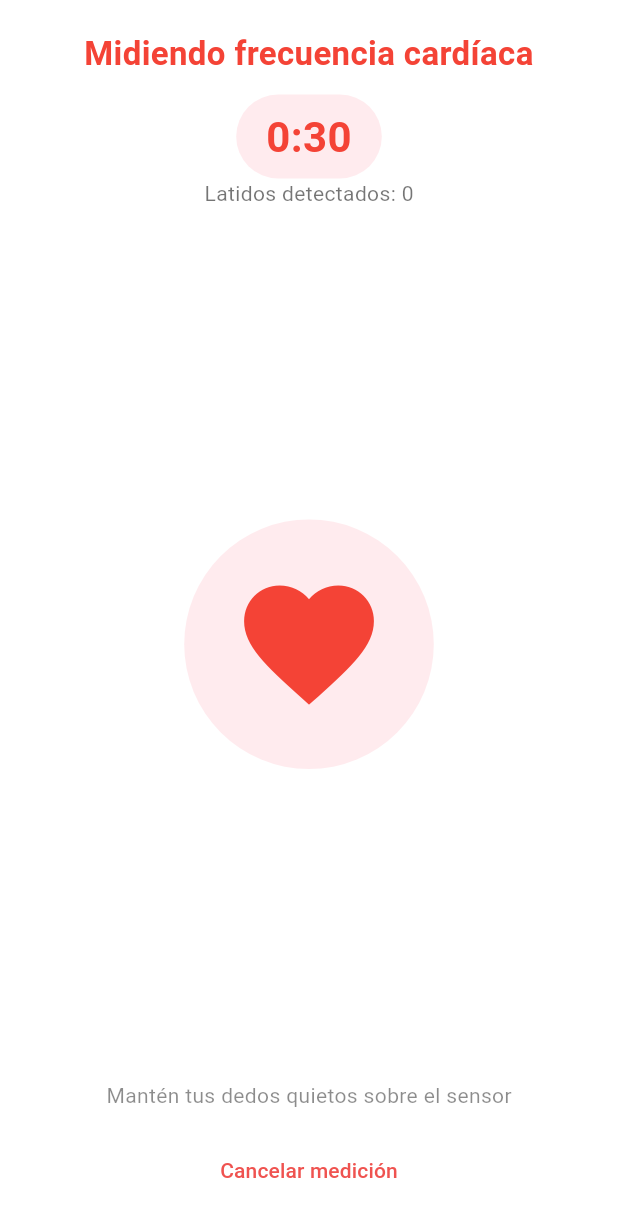
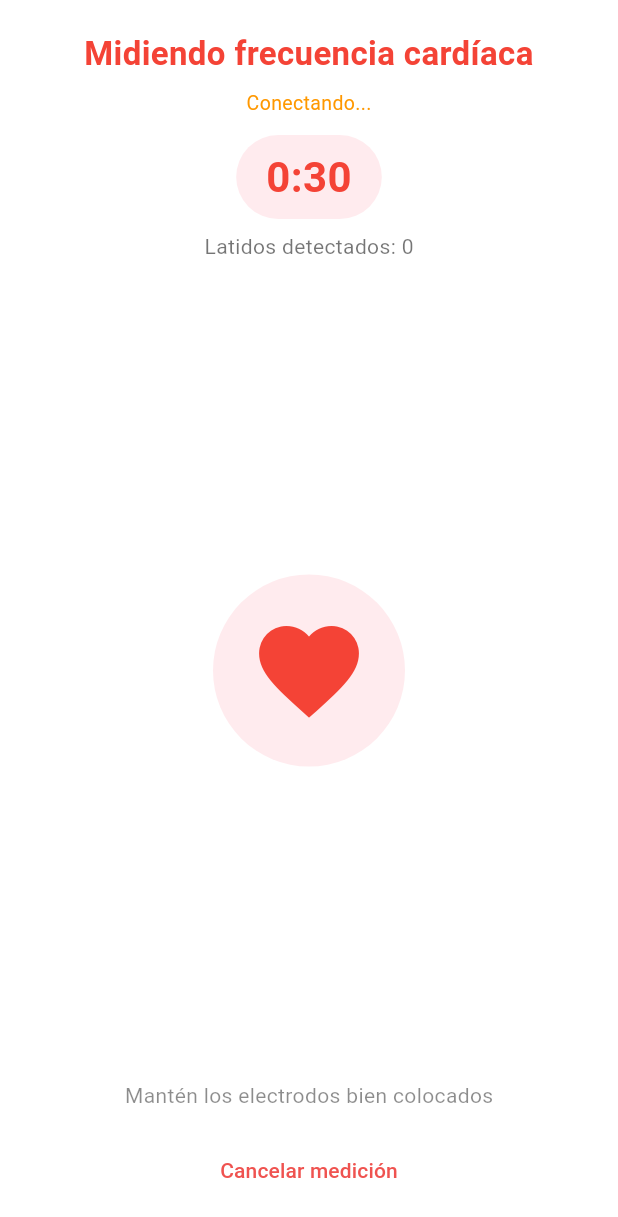
Before and after one commit to Danniel-Al/Taller-Apps-ecg_monitor, a Flutter app: the MeasuringScreen screen opened directly with empty values, on a phone screen of 412 x 824 dp. Shown: the top 1217 px of the screen. Run offline on Flutter 3.47's test engine with Material 3 defaults, Android fonts, the phone set to English and light mode, and no system bars; statements that could not run were skipped.

Commit message:
Incoporé sensor para toma de datos

```diff
--- a/lib/screens/demographic_screen.dart
+++ b/lib/screens/demographic_screen.dart
@@ -1,7 +1,3 @@
-<<<<<<< HEAD
-=======
-
->>>>>>> f1c9e159325cd732cdb8e01490cb2d4268e7ca40
 // lib/screens/demographic_screen.dart
 import 'package:flutter/material.dart';
 import '../utils/constants.dart';
--- a/lib/screens/measuring_screen.dart
+++ b/lib/screens/measuring_screen.dart
@@ -1,6 +1,7 @@
 // lib/screens/measuring_screen.dart
-
 import 'dart:async';
+import 'dart:io';
+import 'dart:convert';
 import 'package:flutter/material.dart';
 import 'result_screen.dart';
 
@@ -11,6 +12,7 @@ class MeasuringScreen extends StatefulWidget {
   final int symptoms;
   final int medications;
   final String username;
+  final String esp32Ip;
 
   const MeasuringScreen({
     super.key,
@@ -20,29 +22,110 @@ class MeasuringScreen extends StatefulWidget {
     required this.symptoms,
     required this.medications,
     required this.username,
+    this.esp32Ip = '172.20.10.12', // ← cambia si es necesario
   });
 
   @override
   State<MeasuringScreen> createState() => _MeasuringScreenState();
 }
 
-class _MeasuringScreenState extends State<MeasuringScreen> with SingleTickerProviderStateMixin {
-  int _timeRemaining = 30;
+class _MeasuringScreenState extends State<MeasuringScreen>
+    with SingleTickerProviderStateMixin {
+  // ── Tiempo y latidos ──────────────────────────────────────────
+  static const int _totalSeconds = 30;
+  int _timeRemaining = _totalSeconds;
   int _heartBeats = 0;
   bool _isMeasuring = true;
-  late Timer _timer;
-  late Timer _heartBeatSimulator;
+
+  // ── Timers ────────────────────────────────────────────────────
+  late Timer _countdownTimer;
+
+  // ── Animación corazón ─────────────────────────────────────────
   late AnimationController _animationController;
+
+  // ── TCP / Sensor ──────────────────────────────────────────────
+  Socket? _socket;
+  String _status = 'Conectando...';
+
+  // ── Detección de picos (QRS) ──────────────────────────────────
+  final List<double> _buffer = [];
+  int _lastPeakIndex = -15;        // periodo refractario: 15 muestras (~75ms a 200Hz)
+  static const double _threshold = 2500;
+  static const int _refractory  = 15;
+  int _sampleIndex = 0;
 
   @override
   void initState() {
     super.initState();
-    _startMeasurement();
-    _animationController = AnimationController(vsync: this, duration: const Duration(milliseconds: 300));
+    _animationController = AnimationController(
+      vsync: this,
+      duration: const Duration(milliseconds: 300),
+    );
+    _connectAndListen();
+    _startCountdown();
   }
 
-  void _startMeasurement() {
-    _timer = Timer.periodic(const Duration(seconds: 1), (timer) {
+  // ── Conexión TCP ──────────────────────────────────────────────
+  Future<void> _connectAndListen() async {
+    try {
+      _socket = await Socket.connect(
+        widget.esp32Ip, 8080,
+        timeout: const Duration(seconds: 5),
+      );
+      if (mounted) setState(() => _status = 'Conectado');
+
+      _socket!.cast<List<int>>().transform(utf8.decoder).listen(
+        (data) {
+          for (final line in data.trim().split('\n')) {
+            final value = double.tryParse(line.trim());
+            if (value == null || value < 0) continue; // -1 = electrodo suelto
+
+            if (!_isMeasuring) return;
+
+            _buffer.add(value);
+            _detectPeak(value, _sampleIndex);
+            _sampleIndex++;
+          }
+        },
+        onError: (_) {
+          if (mounted) setState(() => _status = 'Error de conexión');
+        },
+        onDone: () {
+          if (mounted) setState(() => _status = 'Desconectado');
+        },
+      );
+    } catch (e) {
+      if (mounted) setState(() => _status = 'Sin conexión: $e');
+    }
+  }
+
+  // ── Detección de pico QRS ─────────────────────────────────────
+  void _detectPeak(double value, int index) {
+    final int len = _buffer.length;
+    if (len < 3) return;
+
+    final double prev = _buffer[len - 3];
+    final double curr = _buffer[len - 2];
+    final double next = _buffer[len - 1]; // = value
+
+    final bool isPeak = curr > prev &&
+        curr > next &&
+        curr > _threshold &&
+        (index - 1 - _lastPeakIndex) > _refractory;
+
+    if (isPeak) {
+      _lastPeakIndex = index - 1;
+      if (mounted) {
+        setState(() => _heartBeats++);
+        _animationController.forward(from: 0.0); // 💓 animar corazón
+      }
+    }
+  }
+
+  // ── Cuenta regresiva ──────────────────────────────────────────
+  void _startCountdown() {
+    _countdownTimer = Timer.periodic(const Duration(seconds: 1), (timer) {
+      if (!mounted) return;
       setState(() {
         if (_timeRemaining > 1) {
           _timeRemaining--;
@@ -51,20 +134,18 @@ class _MeasuringScreenState extends State<MeasuringScreen> with SingleTickerProv
         }
       });
     });
-    _heartBeatSimulator = Timer.periodic(const Duration(milliseconds: 800), (timer) {
-      if (_isMeasuring) {
-        setState(() => _heartBeats++);
-        _animationController.forward(from: 0.0);
-      }
-    });
   }
 
+  // ── Finalizar medición ────────────────────────────────────────
   void _stopMeasurement() {
+    if (!_isMeasuring) return;
     _isMeasuring = false;
-    _timer.cancel();
-    _heartBeatSimulator.cancel();
-    _animationController.dispose();
-    int heartRate = (_heartBeats * 2).clamp(40, 180).toInt();
+    _countdownTimer.cancel();
+    _socket?.destroy();
+
+    // BPM = latidos en 30s → ×2
+    final int heartRate = (_heartBeats * 2).clamp(40, 180);
+
     if (mounted) {
       Navigator.pushReplacement(
         context,
@@ -85,12 +166,13 @@ class _MeasuringScreenState extends State<MeasuringScreen> with SingleTickerProv
 
   @override
   void dispose() {
-    _timer.cancel();
-    _heartBeatSimulator.cancel();
+    _countdownTimer.cancel();
     _animationController.dispose();
+    _socket?.destroy();
     super.dispose();
   }
 
+  // ── UI ────────────────────────────────────────────────────────
   @override
   Widget build(BuildContext context) {
     return Scaffold(
@@ -100,35 +182,81 @@ class _MeasuringScreenState extends State<MeasuringScreen> with SingleTickerProv
           padding: const EdgeInsets.all(20),
           child: Column(
             children: [
-              const Text('Midiendo frecuencia cardíaca', style: TextStyle(fontSize: 22, fontWeight: FontWeight.bold, color: Colors.red), textAlign: TextAlign.center),
+              const Text(
+                'Midiendo frecuencia cardíaca',
+                style: TextStyle(
+                    fontSize: 22,
+                    fontWeight: FontWeight.bold,
+                    color: Colors.red),
+                textAlign: TextAlign.center,
+              ),
+              const SizedBox(height: 8),
+              // Estado de conexión
+              Text(
+                _status,
+                style: TextStyle(
+                    fontSize: 13,
+                    color: _status == 'Conectado'
+                        ? Colors.green
+                        : Colors.orange),
+              ),
               const SizedBox(height: 12),
+              // Temporizador
               Container(
-                padding: const EdgeInsets.symmetric(horizontal: 20, vertical: 8),
-                decoration: BoxDecoration(color: Colors.red.shade50, borderRadius: BorderRadius.circular(30)),
-                child: Text('${_timeRemaining ~/ 60}:${(_timeRemaining % 60).toString().padLeft(2, '0')}', style: const TextStyle(fontSize: 28, fontWeight: FontWeight.bold, color: Colors.red)),
+                padding: const EdgeInsets.symmetric(
+                    horizontal: 20, vertical: 8),
+                decoration: BoxDecoration(
+                    color: Colors.red.shade50,
+                    borderRadius: BorderRadius.circular(30)),
+                child: Text(
+                  '${_timeRemaining ~/ 60}:${(_timeRemaining % 60).toString().padLeft(2, '0')}',
+                  style: const TextStyle(
+                      fontSize: 28,
+                      fontWeight: FontWeight.bold,
+                      color: Colors.red),
+                ),
               ),
-              Text('Latidos detectados: $_heartBeats', style: const TextStyle(fontSize: 14, color: Colors.black54)),
+              const SizedBox(height: 8),
+              Text(
+                'Latidos detectados: $_heartBeats',
+                style:
+                    const TextStyle(fontSize: 14, color: Colors.black54),
+              ),
               const Expanded(child: SizedBox()),
+              // Corazón animado
               Center(
                 child: AnimatedBuilder(
                   animation: _animationController,
                   builder: (context, child) {
-                    final scale = 1.0 + (_animationController.value * 0.3);
+                    final scale =
+                        1.0 + (_animationController.value * 0.3);
                     return Transform.scale(
                       scale: scale,
                       child: Container(
                         padding: const EdgeInsets.all(24),
-                        decoration: BoxDecoration(color: Colors.red.shade50, shape: BoxShape.circle),
-                        child: const Icon(Icons.favorite, size: 80, color: Colors.red),
+                        decoration: BoxDecoration(
+                            color: Colors.red.shade50,
+                            shape: BoxShape.circle),
+                        child: const Icon(Icons.favorite,
+                            size: 80, color: Colors.red),
                       ),
                     );
                   },
                 ),
               ),
               const Expanded(child: SizedBox()),
-              const Text('Mantén tus dedos quietos sobre el sensor', style: TextStyle(fontSize: 14, color: Colors.black45)),
+              const Text(
+                'Mantén los electrodos bien colocados',
+                style:
+                    TextStyle(fontSize: 14, color: Colors.black45),
+              ),
               const SizedBox(height: 16),
-              TextButton(onPressed: _stopMeasurement, child: Text('Cancelar medición', style: TextStyle(color: Colors.red.shade400))),
+              TextButton(
+                onPressed: _stopMeasurement,
+                child: Text('Cancelar medición',
+                    style:
+                        TextStyle(color: Colors.red.shade400)),
+              ),
             ],
           ),
         ),
```
